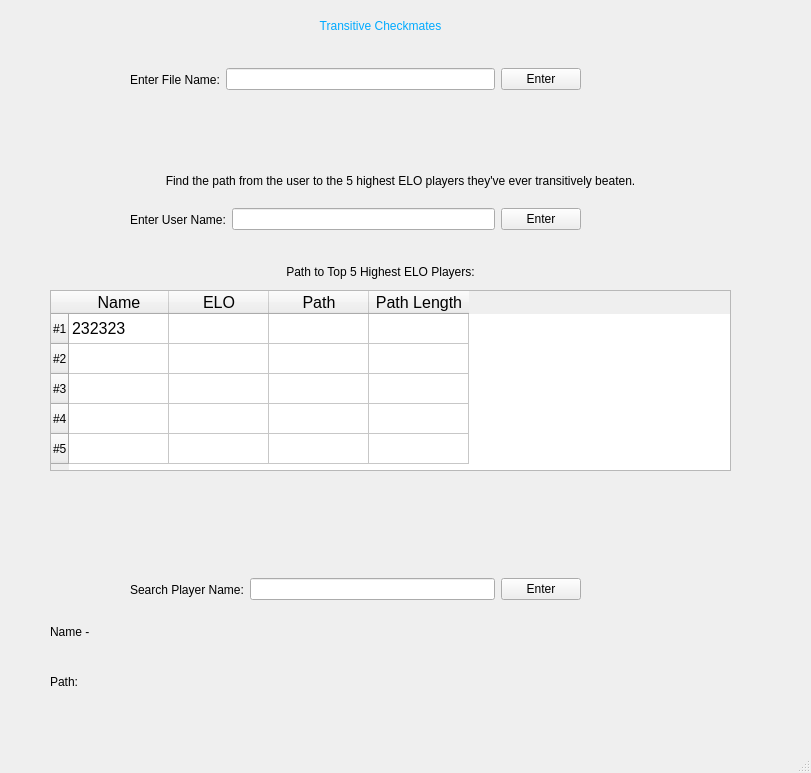
atduffaut/Transitive_Checkmates, file chesselo.ui: the form before one commit.
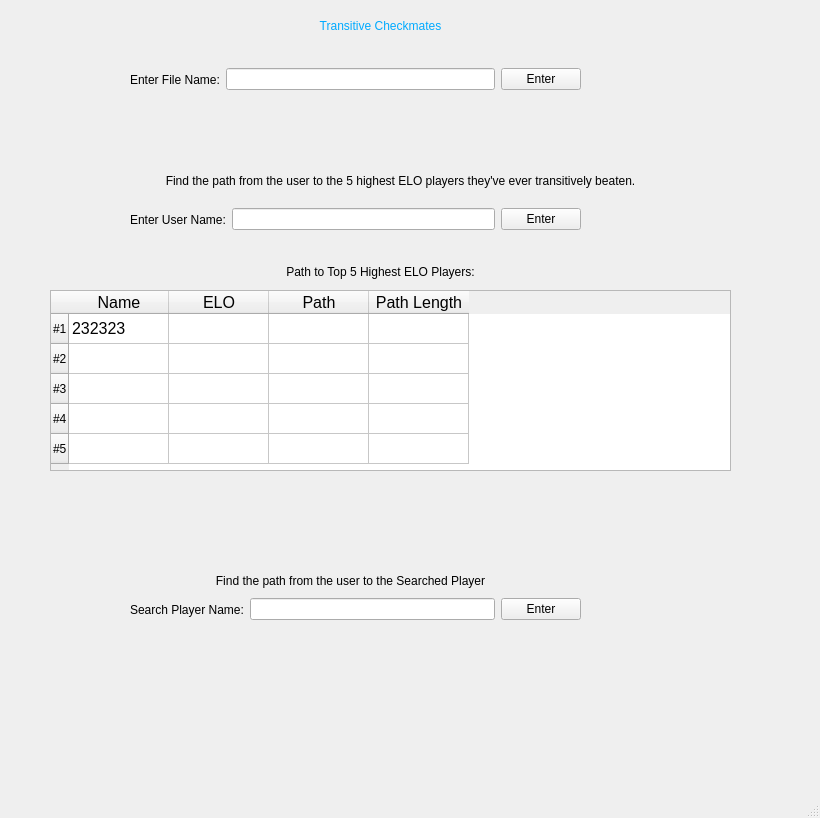
The form after the commit.

Commit message: Fixed ui looks and made searched user work

Patch:
```diff
--- a/chesselo.ui
+++ b/chesselo.ui
@@ -6,8 +6,8 @@
    <rect>
     <x>0</x>
     <y>0</y>
-    <width>811</width>
-    <height>773</height>
+    <width>820</width>
+    <height>818</height>
    </rect>
   </property>
   <property name="windowTitle">
@@ -69,22 +69,6 @@
      <set>Qt::AlignCenter</set>
     </property>
    </widget>
-   <widget class="QLabel" name="label_2">
-    <property name="geometry">
-     <rect>
-      <x>50</x>
-      <y>620</y>
-      <width>641</width>
-      <height>24</height>
-     </rect>
-    </property>
-    <property name="styleSheet">
-     <string notr="true">font: 14pt &quot;Calibri&quot;;</string>
-    </property>
-    <property name="text">
-     <string>Name -</string>
-    </property>
-   </widget>
    <widget class="QLabel" name="highestEloLabel">
     <property name="geometry">
      <rect>
@@ -142,8 +126,8 @@
    <widget class="QLabel" name="separationLabel">
     <property name="geometry">
      <rect>
-      <x>50</x>
-      <y>670</y>
+      <x>170</x>
+      <y>650</y>
       <width>671</width>
       <height>24</height>
      </rect>
@@ -152,7 +136,7 @@
      <string notr="true">font: 14pt &quot;Calibri&quot;;</string>
     </property>
     <property name="text">
-     <string>Path:</string>
+     <string/>
     </property>
    </widget>
    <widget class="QWidget" name="layoutWidget_2">
@@ -194,7 +178,7 @@
     <property name="geometry">
      <rect>
       <x>130</x>
-      <y>570</y>
+      <y>590</y>
       <width>451</width>
       <height>39</height>
      </rect>
@@ -536,7 +520,7 @@
     <property name="geometry">
      <rect>
       <x>410</x>
-      <y>520</y>
+      <y>500</y>
       <width>351</width>
       <height>37</height>
      </rect>
@@ -552,7 +536,7 @@
     <property name="geometry">
      <rect>
       <x>30</x>
-      <y>520</y>
+      <y>500</y>
       <width>341</width>
       <height>37</height>
      </rect>
@@ -568,7 +552,7 @@
     <property name="geometry">
      <rect>
       <x>410</x>
-      <y>710</y>
+      <y>690</y>
       <width>351</width>
       <height>37</height>
      </rect>
@@ -584,7 +568,7 @@
     <property name="geometry">
      <rect>
       <x>30</x>
-      <y>710</y>
+      <y>690</y>
       <width>351</width>
       <height>37</height>
      </rect>
@@ -596,6 +580,25 @@
      <string/>
     </property>
    </widget>
+   <widget class="QLabel" name="descripLabel_2">
+    <property name="geometry">
+     <rect>
+      <x>-30</x>
+      <y>560</y>
+      <width>761</width>
+      <height>41</height>
+     </rect>
+    </property>
+    <property name="styleSheet">
+     <string notr="true">font: 12pt &quot;Calibri&quot;;</string>
+    </property>
+    <property name="text">
+     <string>Find the path from the user to the Searched Player</string>
+    </property>
+    <property name="alignment">
+     <set>Qt::AlignCenter</set>
+    </property>
+   </widget>
   </widget>
   <widget class="QMenuBar" name="menubar">
    <property name="geometry">
```
Left out of the diff: 4 changed lines with no effect on the pictures. The commit also changes 1 other file.
